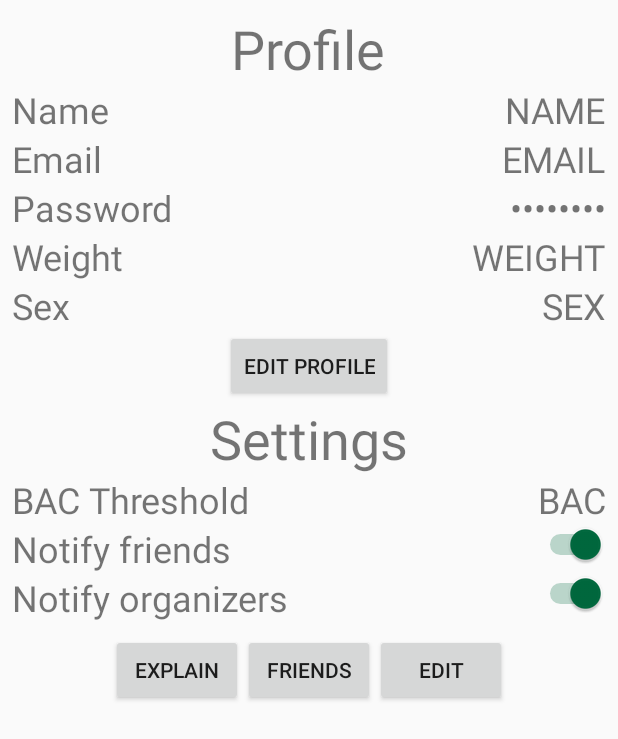
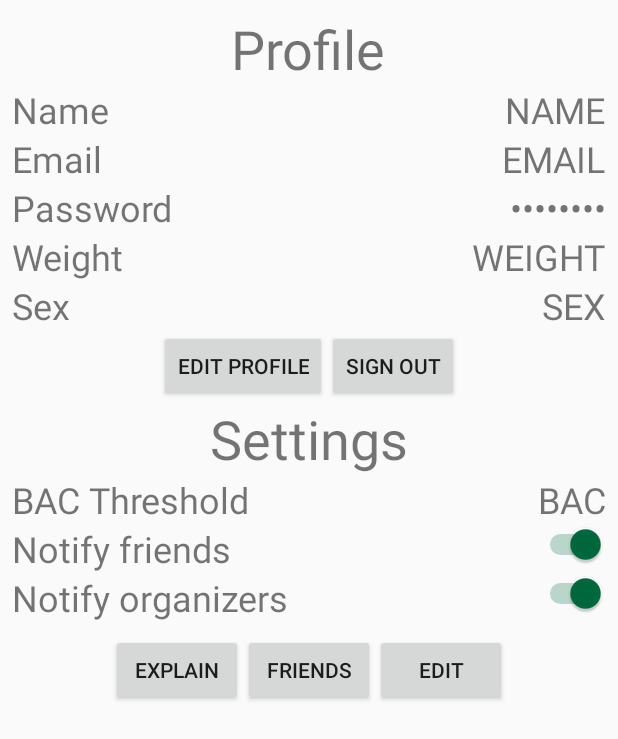
Before and after one commit to zjohnson5455/dartmouth-drinks, an Android app: the SettingsActivity screen opened directly, with no data from a screen before it, on a phone screen of 412 x 824 dp. Shown: the top 739 px of the screen. Run offline under Robolectric (Android 15) with nearby library versions, the phone set to English and light mode, and no system bars.

Commit message:
Added sign out button to settings layout.

```diff
--- a/app/src/main/res/layout/activity_settings.xml
+++ b/app/src/main/res/layout/activity_settings.xml
@@ -112,11 +112,25 @@
 
         </RelativeLayout>
 
-        <Button
+        <LinearLayout
             android:layout_width="wrap_content"
             android:layout_height="wrap_content"
             android:layout_gravity="center_horizontal"
-            android:text="Edit Profile"/>
+            android:orientation="horizontal">
+
+            <Button
+                android:id="@+id/edit_profile_button"
+                android:layout_width="wrap_content"
+                android:layout_height="wrap_content"
+                android:text="Edit Profile"/>
+
+            <Button
+                android:id="@+id/sign_on_button"
+                android:layout_width="wrap_content"
+                android:layout_height="wrap_content"
+                android:text="Sign Out"/>
+
+        </LinearLayout>
 
         <TextView
             android:layout_width="wrap_content"
```
